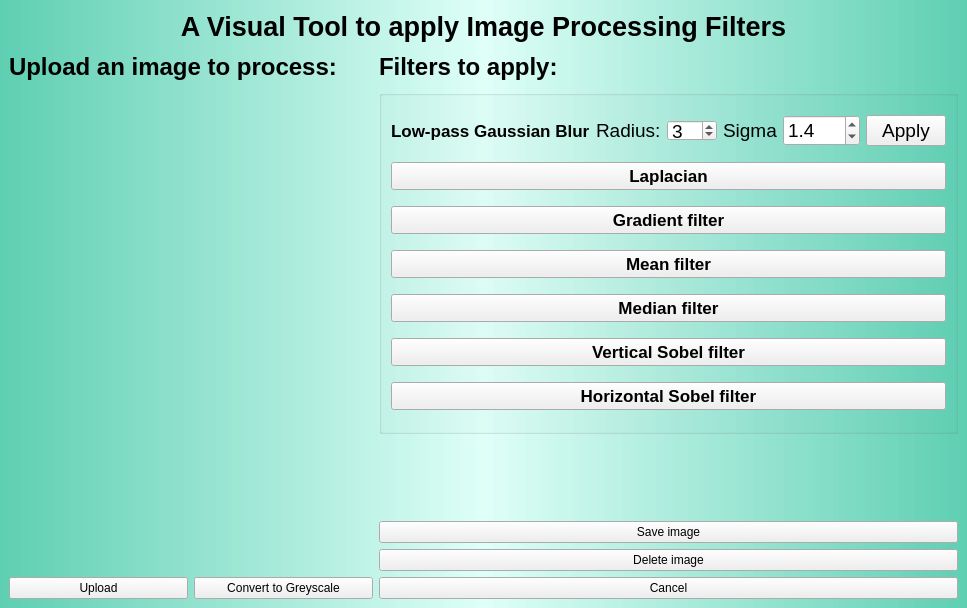
RitaPlusPlus/image-processing, file image_processing.ui: the form before one commit.
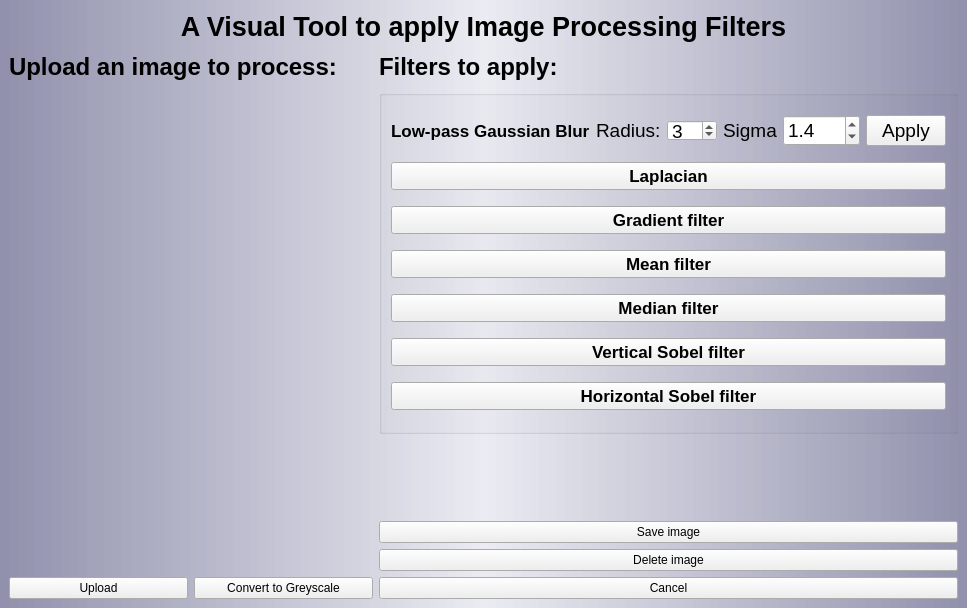
The form after the commit.

Diff of the .ui file:
```diff
--- a/image_processing.ui
+++ b/image_processing.ui
@@ -15,7 +15,7 @@
   </property>
   <property name="styleSheet">
    <string notr="true">QMainWindow{
-background-color: qlineargradient(spread:reflect, x1:0.5, y1:0, x2:0, y2:0,stop:0 rgba( 204, 255, 243,100), stop:1 rgba(0, 179, 134,100));
+background-color: qlineargradient(spread:reflect, x1:0.5, y1:0, x2:0, y2:0,stop:0 rgba( 224, 224, 235,100), stop:1 rgba(80, 80, 124,100));
 }
 </string>
   </property>
```
